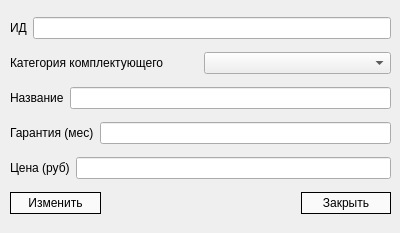
This is src/setcomponentdialog.ui in f0rw4rd-dev/hse-hsms-wpf as Qt 5 draws it before an edit. The edited form follows.
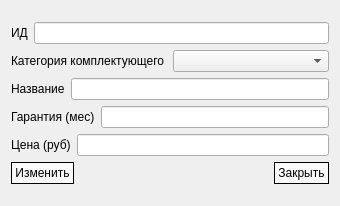
This is the edited form.

```diff
--- a/src/setcomponentdialog.ui
+++ b/src/setcomponentdialog.ui
@@ -6,22 +6,15 @@
    <rect>
     <x>0</x>
     <y>0</y>
-    <width>400</width>
-    <height>233</height>
+    <width>338</width>
+    <height>206</height>
    </rect>
   </property>
   <property name="windowTitle">
    <string>Dialog</string>
   </property>
-  <widget class="QWidget" name="verticalLayoutWidget">
-   <property name="geometry">
-    <rect>
-     <x>10</x>
-     <y>10</y>
-     <width>381</width>
-     <height>211</height>
-    </rect>
-   </property>
+  <layout class="QVBoxLayout" name="verticalLayout_2">
+   <item>
    <layout class="QVBoxLayout" name="verticalLayout">
     <item>
      <layout class="QHBoxLayout" name="horizontalLayout_3">
@@ -151,7 +144,8 @@
      </layout>
     </item>
    </layout>
-  </widget>
+   </item>
+  </layout>
  </widget>
  <resources/>
  <connections>
```
Left out of the diff: 18 changed lines with no effect on the pictures. Lines whose indentation alone changed are shown as unchanged.
